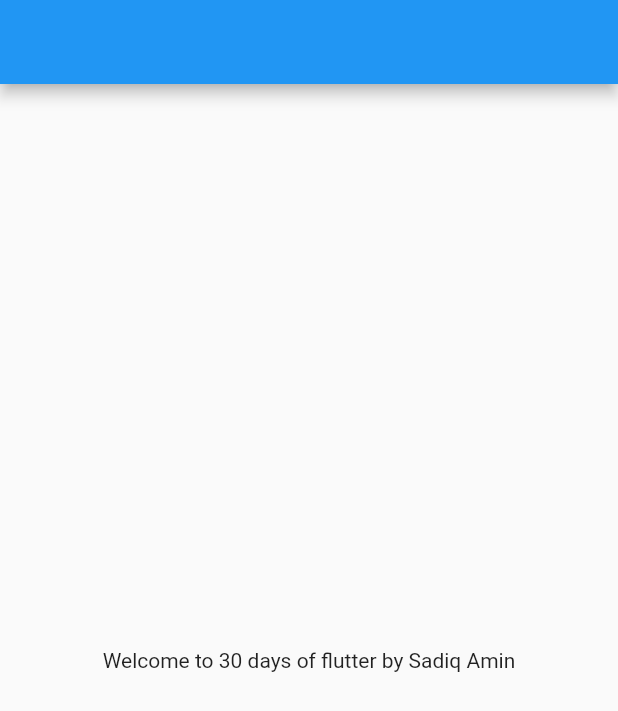
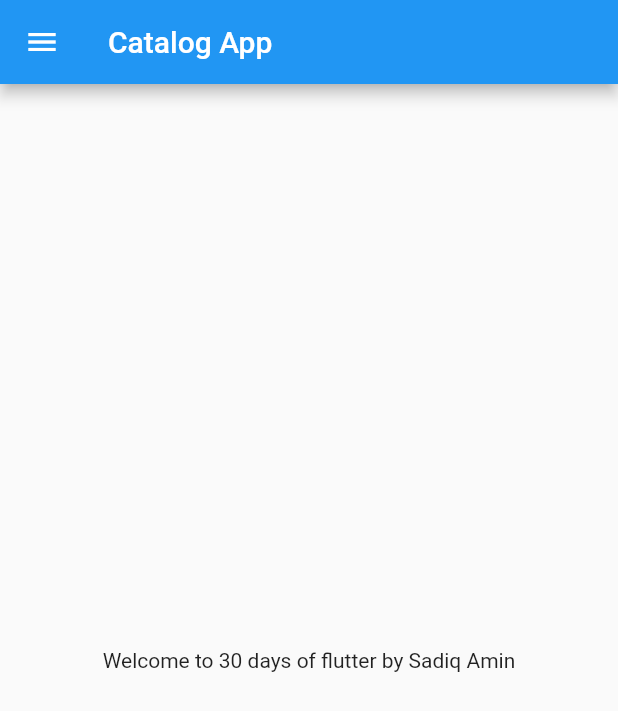
Before and after one commit to engrsadiq13/flutterin30days, a Flutter app: the screen it shows after launch, on a phone screen of 412 x 824 dp. Shown: the top 711 px of the screen. Run offline on Flutter 3.47's test engine with Material 2 defaults, Android fonts, the phone set to English and light mode, and no system bars.

Commit message:
day 2 completed

```diff
--- a/lib/home_page.dart
+++ b/lib/home_page.dart
@@ -7,12 +7,15 @@ class HomePage extends StatelessWidget {
     String name = 'Sadiq Amin';
 
     return Scaffold(
-      appBar: AppBar(),
+      appBar: AppBar(
+        title: Text('Catalog App'),
+      ),
       body: Center(
         child: Container(
           child: Text('Welcome to $days days of flutter by $name'),
         ),
       ),
+      drawer: Drawer(),
     );
   }
 }
```
